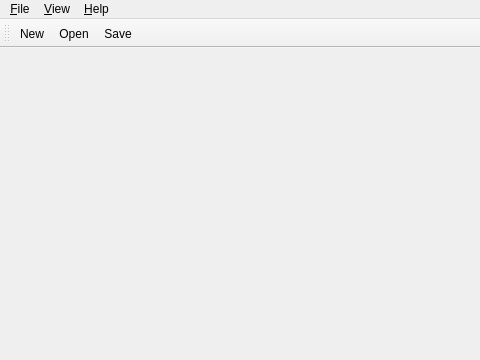
Qt form src/qxgeditMainForm.ui (rncbc/qxgedit) before a commit.
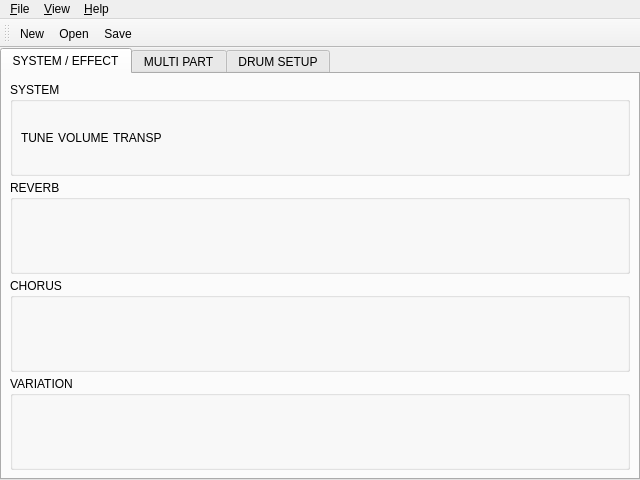
The same form after that commit. Icons and pictures are not drawn. Custom widgets are drawn as their Qt base class.

Commit message: - Going experimental on the UI - first round.

```diff
--- a/src/qxgeditMainForm.ui
+++ b/src/qxgeditMainForm.ui
@@ -25,14 +25,14 @@
    <rect>
     <x>0</x>
     <y>0</y>
-    <width>480</width>
-    <height>360</height>
+    <width>640</width>
+    <height>480</height>
    </rect>
   </property>
   <property name="minimumSize" >
    <size>
-    <width>480</width>
-    <height>360</height>
+    <width>640</width>
+    <height>480</height>
    </size>
   </property>
   <property name="acceptDrops" >
@@ -44,13 +44,113 @@
   <property name="windowIcon" >
    <iconset resource="../icons/qxgedit.qrc" >:/icons/qxgedit.png</iconset>
   </property>
-  <widget class="QWidget" name="widget" />
+  <widget class="QWidget" name="widget" >
+   <layout class="QVBoxLayout" >
+    <property name="spacing" >
+     <number>0</number>
+    </property>
+    <property name="margin" >
+     <number>0</number>
+    </property>
+    <item>
+     <widget class="QTabWidget" name="MainTabWidget" >
+      <property name="currentIndex" >
+       <number>0</number>
+      </property>
+      <widget class="QWidget" name="SYSTEM_EFFECT" >
+       <attribute name="title" >
+        <string>SYSTEM / EFFECT</string>
+       </attribute>
+       <layout class="QVBoxLayout" >
+        <item>
+         <widget class="QGroupBox" name="SYSTEMGroupBox" >
+          <property name="title" >
+           <string>SYSTEM</string>
+          </property>
+          <layout class="QHBoxLayout">
+           <item>
+            <widget class="qxgeditDial" name="MasterTuneDial">
+             <property name="text">
+              <string>TUNE</string>
+             </property>
+            </widget>
+           </item>
+           <item>
+            <widget class="qxgeditDial" name="MasterVolumeDial">
+             <property name="text">
+              <string>VOLUME</string>
+             </property>
+            </widget>
+           </item>
+           <item>
+            <widget class="qxgeditDial" name="MasterTransposeDial">
+             <property name="text">
+              <string>TRANSP</string>
+             </property>
+            </widget>
+           </item>
+           <item>
+            <spacer>
+             <property name="orientation">
+              <enum>Qt::Horizontal</enum>
+             </property>
+             <property name="sizeHint" stdset="0">
+              <size>
+               <width>20</width>
+               <height>20</height>
+              </size>
+             </property>
+            </spacer>
+           </item>
+          </layout>
+         </widget>
+        </item>
+        <item>
+         <widget class="QGroupBox" name="REVERBGroupBox" >
+          <property name="title" >
+           <string>REVERB</string>
+          </property>
+         </widget>
+        </item>
+        <item>
+         <widget class="QGroupBox" name="CHORUSGroupBox" >
+          <property name="title" >
+           <string>CHORUS</string>
+          </property>
+         </widget>
+        </item>
+        <item>
+         <widget class="QGroupBox" name="VARIATIONGroupBox" >
+          <property name="title" >
+           <string>VARIATION</string>
+          </property>
+         </widget>
+        </item>
+       </layout>
+      </widget>
+      <widget class="QWidget" name="MULTI_PART" >
+       <attribute name="title" >
+        <string>MULTI PART</string>
+       </attribute>
+      </widget>
+      <widget class="QWidget" name="DRUM_SETUP" >
+       <attribute name="title" >
+        <string>DRUM SETUP</string>
+       </attribute>
+      </widget>
+     </widget>
+    </item>
+   </layout>
+  </widget>
   <widget class="QToolBar" name="ToolBar" >
    <property name="orientation" >
     <enum>Qt::Horizontal</enum>
    </property>
    <attribute name="toolBarArea" >
-    <number>4</number>
+    <enum>TopToolBarArea</enum>
+   </attribute>
+   <attribute name="toolBarBreak" >
+    <bool>false</bool>
    </attribute>
    <addaction name="fileNewAction" />
    <addaction name="fileOpenAction" />
@@ -61,7 +161,7 @@
     <rect>
      <x>0</x>
      <y>0</y>
-     <width>480</width>
+     <width>640</width>
      <height>30</height>
     </rect>
    </property>
@@ -310,6 +410,14 @@
   </action>
  </widget>
  <layoutdefault spacing="4" margin="8" />
+ <customwidgets>
+  <customwidget>
+   <class>qxgeditDial</class>
+   <extends>QLabel</extends>
+   <header>qxgeditDial.h</header>
+   <container>1</container>
+  </customwidget>
+ </customwidgets>
  <resources>
   <include location="../icons/qxgedit.qrc" />
  </resources>
```
Left out of the diff: 14 changed lines with no effect on the pictures. The commit also changes 2 other files.
